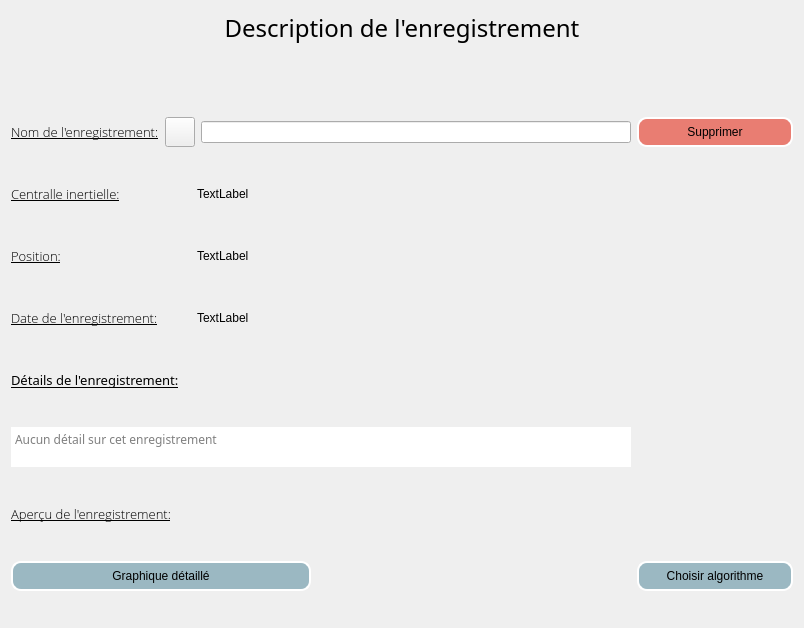
Before: the Qt Designer form applicationOpenimu/app/widgets/recordviewwidget.ui in introlab/OpenIMU, drawn with Qt 5.
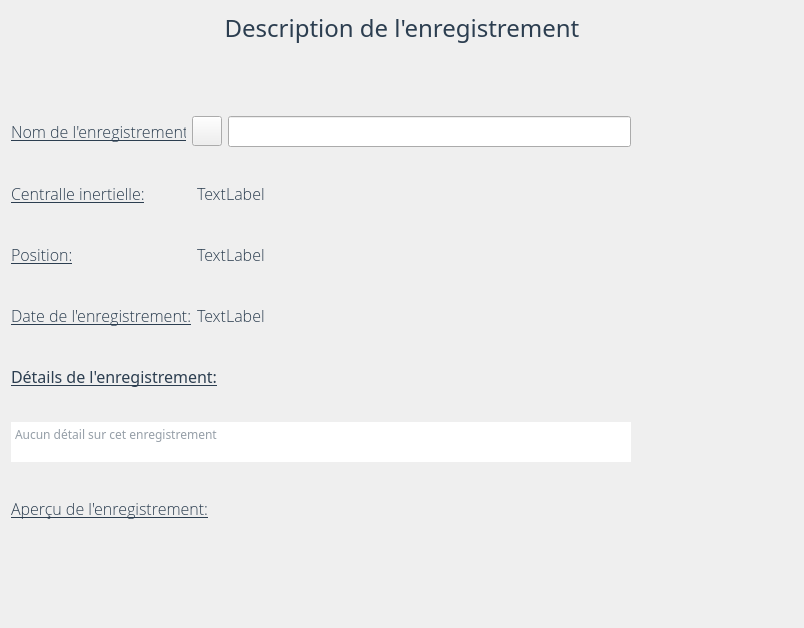
After: the same form once the commit is applied. Icons and pictures are not drawn.

Commit message: UI improvements, font, images, buttons

```diff
--- a/applicationOpenimu/app/widgets/recordviewwidget.ui
+++ b/applicationOpenimu/app/widgets/recordviewwidget.ui
@@ -10,9 +10,18 @@
     <height>628</height>
    </rect>
   </property>
+  <property name="font">
+   <font>
+    <family>Open Sans Light</family>
+    <pointsize>12</pointsize>
+   </font>
+  </property>
   <property name="windowTitle">
    <string>Form</string>
   </property>
+  <property name="styleSheet">
+   <string notr="true">color:#2c3e50;</string>
+  </property>
   <layout class="QHBoxLayout" name="horizontalLayout_7">
    <item>
     <layout class="QVBoxLayout" name="mainVerticalLayout">
@@ -82,7 +91,7 @@
              <property name="font">
               <font>
                <family>Open Sans Light</family>
-               <pointsize>10</pointsize>
+               <pointsize>12</pointsize>
                <weight>50</weight>
                <bold>false</bold>
                <underline>true</underline>
@@ -127,7 +136,7 @@
              <property name="font">
               <font>
                <family>Open Sans Light</family>
-               <pointsize>10</pointsize>
+               <pointsize>12</pointsize>
                <weight>50</weight>
                <bold>false</bold>
                <underline>true</underline>
@@ -153,39 +162,6 @@
            </item>
           </layout>
          </item>
-         <item row="18" column="0">
-          <widget class="QPushButton" name="fullGraphButton">
-           <property name="minimumSize">
-            <size>
-             <width>156</width>
-             <height>0</height>
-            </size>
-           </property>
-           <property name="maximumSize">
-            <size>
-             <width>300</width>
-             <height>16777215</height>
-            </size>
-           </property>
-           <property name="cursor">
-            <cursorShape>PointingHandCursor</cursorShape>
-           </property>
-           <property name="styleSheet">
-            <string notr="true"> QPushButton{background-color: rgba(119, 160, 175, 0.7);
-                     border-style: inset;
-                     border-width: 2px;
-                     border-radius: 10px;
-                     border-color: white;
-                     font: 12px;
-                     min-width: 10em;
-                     padding: 6px; }
-                     QPushButton:pressed { background-color: rgba(70, 95, 104, 0.7)}</string>
-           </property>
-           <property name="text">
-            <string>Graphique détaillé</string>
-           </property>
-          </widget>
-         </item>
          <item row="5" column="0">
           <layout class="QHBoxLayout" name="horizontalLayout_3">
            <item>
@@ -199,7 +175,7 @@
              <property name="font">
               <font>
                <family>Open Sans Light</family>
-               <pointsize>10</pointsize>
+               <pointsize>12</pointsize>
                <weight>50</weight>
                <bold>false</bold>
                <underline>true</underline>
@@ -225,33 +201,6 @@
            </item>
           </layout>
          </item>
-         <item row="18" column="1">
-          <widget class="QPushButton" name="algoBtn">
-           <property name="minimumSize">
-            <size>
-             <width>156</width>
-             <height>0</height>
-            </size>
-           </property>
-           <property name="cursor">
-            <cursorShape>PointingHandCursor</cursorShape>
-           </property>
-           <property name="styleSheet">
-            <string notr="true"> QPushButton{background-color: rgba(119, 160, 175, 0.7);
-                     border-style: inset;
-                     border-width: 2px;
-                     border-radius: 10px;
-                     border-color: white;
-                     font: 12px;
-                     min-width: 10em;
-                     padding: 6px; }
-                     QPushButton:pressed { background-color: rgba(70, 95, 104, 0.7)}</string>
-           </property>
-           <property name="text">
-            <string>Choisir algorithme</string>
-           </property>
-          </widget>
-         </item>
          <item row="0" column="1">
           <widget class="QPushButton" name="deleteRecordButton">
            <property name="minimumSize">
@@ -273,18 +222,10 @@
             <string>Supprimer l'enregistrement de la base de données</string>
            </property>
            <property name="styleSheet">
-            <string notr="true"> QPushButton{background-color: rgba(231, 76, 60,0.7);
-                     border-style: inset;
-                     border-width: 2px;
-                     border-radius: 10px;
-                     border-color: white;
-                     font: 12px;
-                     min-width: 10em;
-                     padding: 6px; }
-                     QPushButton:pressed { background-color: rgba(70, 95, 104, 1)}</string>
+            <string notr="true"/>
            </property>
            <property name="text">
-            <string>Supprimer</string>
+            <string/>
            </property>
            <property name="icon">
             <iconset resource="../images.qrc">
@@ -292,10 +233,13 @@
            </property>
            <property name="iconSize">
             <size>
-             <width>16</width>
-             <height>16</height>
+             <width>100</width>
+             <height>40</height>
             </size>
            </property>
+           <property name="flat">
+            <bool>true</bool>
+           </property>
           </widget>
          </item>
          <item row="0" column="0">
@@ -311,7 +255,7 @@
              <property name="font">
               <font>
                <family>Open Sans Light</family>
-               <pointsize>10</pointsize>
+               <pointsize>12</pointsize>
                <weight>50</weight>
                <bold>false</bold>
                <underline>true</underline>
@@ -354,7 +298,7 @@
            <property name="font">
             <font>
              <family>Open Sans Light</family>
-             <pointsize>10</pointsize>
+             <pointsize>12</pointsize>
              <underline>true</underline>
             </font>
            </property>
@@ -390,7 +334,7 @@
            <property name="font">
             <font>
              <family>Segoe UI Light</family>
-             <pointsize>10</pointsize>
+             <pointsize>12</pointsize>
              <underline>true</underline>
             </font>
            </property>
@@ -427,6 +371,145 @@
            </property>
           </widget>
          </item>
+         <item row="18" column="0" colspan="2">
+          <layout class="QHBoxLayout" name="horizontalLayout_5">
+           <item>
+            <spacer name="horizontalSpacer">
+             <property name="orientation">
+              <enum>Qt::Horizontal</enum>
+             </property>
+             <property name="sizeHint" stdset="0">
+              <size>
+               <width>40</width>
+               <height>20</height>
+              </size>
+             </property>
+            </spacer>
+           </item>
+           <item>
+            <widget class="QPushButton" name="fullGraphButton">
+             <property name="minimumSize">
+              <size>
+               <width>157</width>
+               <height>35</height>
+              </size>
+             </property>
+             <property name="maximumSize">
+              <size>
+               <width>350</width>
+               <height>16777215</height>
+              </size>
+             </property>
+             <property name="font">
+              <font>
+               <family>Open Sans</family>
+               <pointsize>9</pointsize>
+               <weight>50</weight>
+               <italic>false</italic>
+               <bold>false</bold>
+              </font>
+             </property>
+             <property name="cursor">
+              <cursorShape>PointingHandCursor</cursorShape>
+             </property>
+             <property name="styleSheet">
+              <string notr="true"/>
+             </property>
+             <property name="text">
+              <string/>
+             </property>
+             <property name="flat">
+              <bool>true</bool>
+             </property>
+            </widget>
+           </item>
+           <item>
+            <spacer name="horizontalSpacer_2">
+             <property name="orientation">
+              <enum>Qt::Horizontal</enum>
+             </property>
+             <property name="sizeHint" stdset="0">
+              <size>
+               <width>40</width>
+               <height>20</height>
+              </size>
+             </property>
+            </spacer>
+           </item>
+           <item>
+            <widget class="QPushButton" name="algoBtn">
+             <property name="minimumSize">
+              <size>
+               <width>157</width>
+               <height>35</height>
+              </size>
+             </property>
+             <property name="maximumSize">
+              <size>
+               <width>351</width>
+               <height>16777215</height>
+              </size>
+             </property>
+             <property name="font">
+              <font>
+               <family>Open Sans</family>
+               <pointsize>9</pointsize>
+               <weight>50</weight>
+               <italic>false</italic>
+               <bold>false</bold>
+              </font>
+             </property>
+             <property name="cursor">
+              <cursorShape>PointingHandCursor</cursorShape>
+             </property>
+             <property name="mouseTracking">
+              <bool>false</bool>
+             </property>
+             <property name="styleSheet">
+              <string notr="true"/>
+             </property>
+             <property name="text">
+              <string/>
+             </property>
+             <property name="flat">
+              <bool>true</bool>
+             </property>
+            </widget>
+           </item>
+           <item>
+            <spacer name="horizontalSpacer_3">
+             <property name="orientation">
+              <enum>Qt::Horizontal</enum>
+             </property>
+             <property name="sizeHint" stdset="0">
+              <size>
+               <width>40</width>
+               <height>20</height>
+              </size>
+             </property>
+            </spacer>
+           </item>
+          </layout>
+         </item>
+         <item row="12" column="0" colspan="2">
+          <layout class="QHBoxLayout" name="graphHorizontalLayout">
+           <property name="spacing">
+            <number>0</number>
+           </property>
+           <property name="sizeConstraint">
+            <enum>QLayout::SetDefaultConstraint</enum>
+           </property>
+           <property name="leftMargin">
+            <number>2</number>
+           </property>
+           <property name="rightMargin">
+            <number>2</number>
+           </property>
+           <property name="bottomMargin">
+            <number>0</number>
+           </property>
+          </layout>
+         </item>
         </layout>
        </item>
       </layout>
```
Left out of the diff: 18 changed lines with no effect on the pictures. The commit also changes 18 other files.
